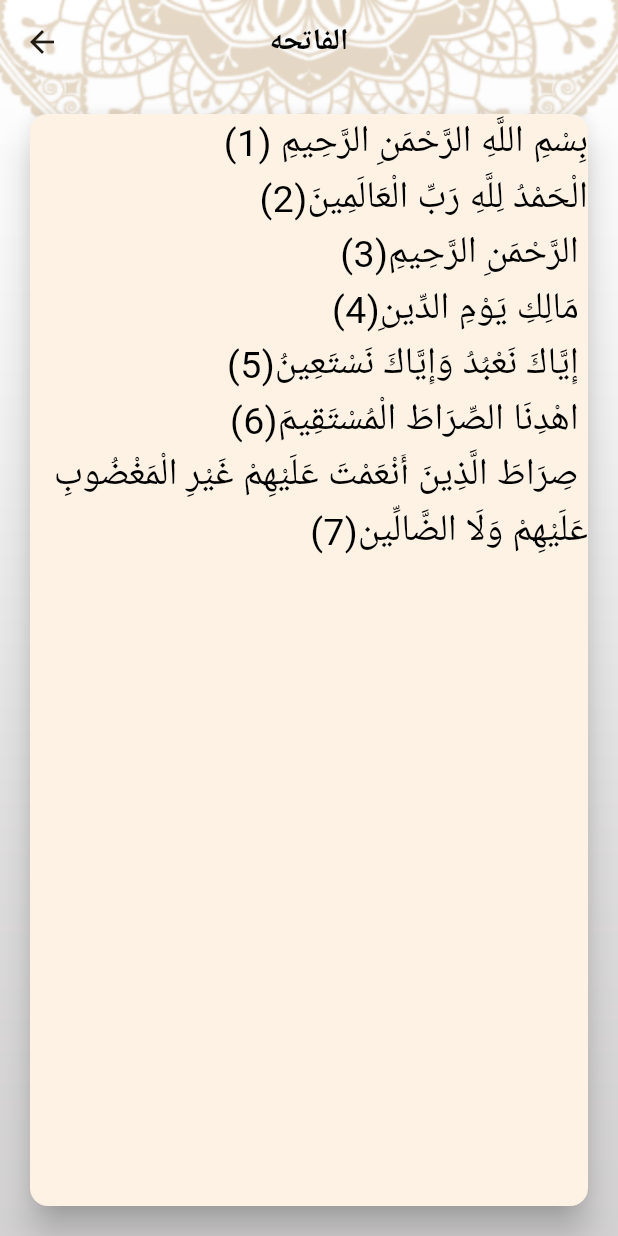
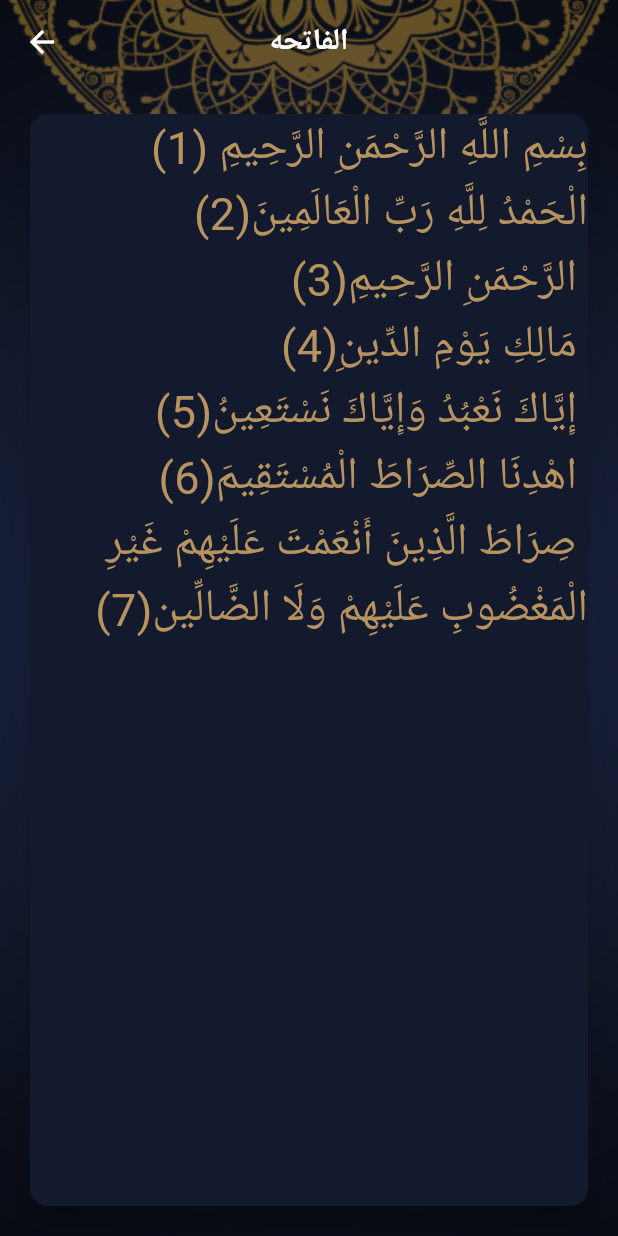
Before and after one commit to ehabMoahmed/islamiApp, a Flutter app: the screen it shows after launch, after a tap on "الفاتحه", on a phone screen of 412 x 824 dp. Run offline on Flutter 3.47's test engine with Material 3 defaults, Android fonts, the phone set to English and light mode, and no system bars.

Commit message:
+dark mood  editing

```diff
--- a/lib/UI/hadeth-details/hadeth_details_screen.dart
+++ b/lib/UI/hadeth-details/hadeth_details_screen.dart
@@ -2,6 +2,8 @@
 
 import 'package:flutter/material.dart';
 import 'package:islamyapp/UI/home/ahadeth_model.dart';
+
+import '../../style/app_theme.dart';
 
 class HadethDetailsScreen extends StatelessWidget {
   static const String routeName='HadethDetailsScreen';
@@ -13,7 +15,8 @@ class HadethDetailsScreen extends StatelessWidget {
       decoration: BoxDecoration(
           image: DecorationImage(
               image: AssetImage(
-                  'assets/images/default_bg.png'), //msh mwgoda fe al theme
+                  AppTheme.isDark? "assets/images/darkbg.png" :'assets/images/default_bg.png'
+              ), //msh mwgoda fe al theme
               fit: BoxFit.fill)),
       child: Scaffold(
         appBar: AppBar(
@@ -23,13 +26,12 @@ class HadethDetailsScreen extends StatelessWidget {
           children: [
             Expanded(
               child: Card(
-                  margin: EdgeInsets.all(20),
-                  elevation: 10, //shadow
+
 
                   child:SingleChildScrollView(
                     child: Text(
                       hadethModel.content,
-                      style: TextStyle(fontSize: 20),
+                      style: Theme.of(context).textTheme.bodyMedium,
                     ),
                   ),
               ),
--- a/lib/UI/home/hadethtitle.dart
+++ b/lib/UI/home/hadethtitle.dart
@@ -19,12 +19,9 @@ class HadethTitleItem extends StatelessWidget {
 
                 hadeth.title,
           textAlign: TextAlign.center,
-          style: TextStyle(
-            fontSize: 30,
+          style:Theme.of(context).textTheme.labelMedium
 
-          ),
-
-        ),
+      ),
       ),
     );
   }
--- a/lib/UI/home/home_screen.dart
+++ b/lib/UI/home/home_screen.dart
@@ -3,6 +3,7 @@ import 'package:islamyapp/UI/home/tabs/quran_widget.dart';
 import 'package:islamyapp/UI/home/tabs/radio.dart';
 import 'package:islamyapp/UI/home/tabs/sebha_widget.dart';
 import 'package:islamyapp/UI/home/tabs/settings.dart';
+import 'package:islamyapp/style/app_theme.dart';
 
 
 import 'tabs/ahades.dart';
@@ -29,7 +30,9 @@ class _homeScreenState extends State<homeScreen> {
     return Container(
       decoration: BoxDecoration(
           image: DecorationImage(
-              image: AssetImage('assets/images/default_bg.png'),//msh mwgoda fe al theme
+              image: AssetImage(
+               AppTheme.isDark? "assets/images/darkbg.png" :'assets/images/default_bg.png'
+              ),//msh mwgoda fe al theme
             fit: BoxFit.fill
       )),
       child: Scaffold(
--- a/lib/UI/home/quran_titleWidget.dart
+++ b/lib/UI/home/quran_titleWidget.dart
@@ -17,9 +17,9 @@ class QuranTitleWidget extends StatelessWidget {
       child: Row(
 
         children: [
-          Expanded(child: Container(alignment: Alignment.center,child: Text(title,style: TextStyle(fontSize: 35,)))),
+          Expanded(child: Container(alignment: Alignment.center,child: Text(title,style:Theme.of(context).textTheme.labelMedium ))),
           Container( width: 2,height: 60,),
-          Expanded(child: Container(alignment:Alignment.center,child: Text(versesNumber,style: TextStyle(fontSize: 30,) )))
+          Expanded(child: Container(alignment:Alignment.center,child: Text(versesNumber,style:Theme.of(context).textTheme.labelMedium  )))
         ],
       ),
     );
--- a/lib/UI/home/tabs/Language_sheet.dart
+++ b/lib/UI/home/tabs/Language_sheet.dart
@@ -27,21 +27,15 @@ class _LanguageSheetState extends State<LanguageSheet> {
     return  Row(
       mainAxisAlignment: MainAxisAlignment.spaceBetween,
       children: [
-        Text(SelectedLanguage,style: TextStyle(
-          fontSize: 20,
-          color:Theme.of(context).primaryColor,
-          fontWeight: FontWeight.bold,
-        )),
+        Text(SelectedLanguage,  style:  Theme.of(context).textTheme.labelLarge),
         Icon(Icons.check,
-          color: Theme.of(context).primaryColor,
+          color: Theme.of(context).dividerColor,
         )
       ],
     );
   }
 
   Widget getUnselectedItem(String UnSelectedLanguage){
-    return   Text(UnSelectedLanguage,style: TextStyle(
-      fontSize: 18,
-    ));
+    return   Text(UnSelectedLanguage,style:    Theme.of(context).textTheme.labelSmall);
   }
 }
--- a/lib/UI/home/tabs/ahades.dart
+++ b/lib/UI/home/tabs/ahades.dart
@@ -29,15 +29,12 @@ class _AhadethWidgetState extends State<AhadethWidget> {
           width: double.infinity,
           decoration: BoxDecoration(
             border: Border.symmetric(horizontal: BorderSide(
-              color: Theme.of(context).primaryColor,
+              color: Theme.of(context).dividerColor,
               width: 2,
             ))
           ),
           child: Text('الأحاديث',
-          style: TextStyle(
-            fontSize: 35,
-            fontWeight: FontWeight.bold
-          ),
+          style:  Theme.of(context).textTheme.titleLarge,
           ),
                ),
         Expanded(
@@ -50,7 +47,7 @@ class _AhadethWidgetState extends State<AhadethWidget> {
                   width: double.infinity,
                   height: 2,
                   margin: EdgeInsets.all(5),
-                  color: Colors.white60,
+                  color: Theme.of(context).dividerColor,
                 );
               },
                 itemCount: AllAhadeth .length,
--- a/lib/UI/home/tabs/quran_widget.dart
+++ b/lib/UI/home/tabs/quran_widget.dart
@@ -31,7 +31,7 @@ class QuranWidget extends StatelessWidget {
           ),
         ),
         Divider(
-          color: Theme.of(context).primaryColor,
+          color: Theme.of(context).dividerColor,
           thickness: 2.0, // Adjust the thickness as needed
           height: 5.0, // Adjust the height as needed
          // indent: 20.0, // Adjust the left indentation as needed
@@ -41,12 +41,12 @@ class QuranWidget extends StatelessWidget {
           mainAxisAlignment: MainAxisAlignment.spaceEvenly,
         children: [
 
-          Expanded(child: Container(alignment:Alignment.center,child: Text('اسم السورة',style: TextStyle(fontSize: 35,fontWeight: FontWeight.bold),))),
-          Expanded(child: Container(alignment:Alignment.center,child: Text('عدد الآيات',style: TextStyle(fontSize: 35,fontWeight: FontWeight.bold),))),
+          Expanded(child: Container(alignment:Alignment.center,child: Text('اسم السورة',style: Theme.of(context).textTheme.titleLarge))),
+          Expanded(child: Container(alignment:Alignment.center,child: Text('عدد الآيات',  style: Theme.of(context).textTheme.titleLarge))),
         ],
         ),
         Divider(
-          color: Theme.of(context).primaryColor,
+          color: Theme.of(context).dividerColor,
           thickness: 2.0, // Adjust the thickness as needed
           height: 5.0, // Adjust the height as needed
          // indent: 20.0, // Adjust the left indentation as needed
@@ -65,7 +65,7 @@ class QuranWidget extends StatelessWidget {
                   width: double.infinity,
                   height: 2,
                    margin: EdgeInsets.all(5),
-                   color: Colors.white60,
+                     color: Theme.of(context).dividerColor,
                 );
               },
               itemCount:  suraNames.length),
--- a/lib/UI/home/tabs/settings.dart
+++ b/lib/UI/home/tabs/settings.dart
@@ -18,6 +18,7 @@ class _SettingsState extends State<Settings> {
       child: Column(
         crossAxisAlignment: CrossAxisAlignment.start,
         children: [
+          SizedBox(height: 25,),
           Text('Language',style: TextStyle(fontSize: 20),),
           SizedBox(height: 10,),
           InkWell(
@@ -35,7 +36,9 @@ class _SettingsState extends State<Settings> {
                     color: Theme.of(context).colorScheme.primary,
                   )
                 ),
-                child: Text('English',style: TextStyle(fontSize: 16),)),
+                child: Text('English',style:  Theme.of(context).textTheme.bodyMedium?.copyWith(
+                    fontSize: 18
+                ),)),
           ),
           SizedBox(height: 20,),
           Text('Theme',style: TextStyle(fontSize: 20),),
@@ -55,7 +58,9 @@ class _SettingsState extends State<Settings> {
                       color: Theme.of(context).colorScheme.primary,
                     )
                 ),
-                child: Text('Light',style: TextStyle(fontSize: 16),)),
+                child: Text('Light',style:  Theme.of(context).textTheme.bodyMedium?.copyWith(
+                  fontSize: 18
+                ),)),
           ),
 
         ],
--- a/lib/UI/home/tabs/themesheet.dart
+++ b/lib/UI/home/tabs/themesheet.dart
@@ -27,21 +27,15 @@ class _ThemeSheetState extends State<ThemeSheet> {
     return  Row(
       mainAxisAlignment: MainAxisAlignment.spaceBetween,
       children: [
-        Text(SelectedLanguage,style: TextStyle(
-          fontSize: 20,
-          color:Theme.of(context).primaryColor,
-          fontWeight: FontWeight.bold,
-        )),
+        Text(SelectedLanguage,style:Theme.of(context).textTheme.labelLarge),
         Icon(Icons.check,
-          color: Theme.of(context).primaryColor,
+          color: Theme.of(context).dividerColor,
         )
       ],
     );
   }
 
   Widget getUnselectedItem(String UnSelectedLanguage){
-    return   Text(UnSelectedLanguage,style: TextStyle(
-      fontSize: 18,
-    ));
+    return   Text(UnSelectedLanguage,style:  Theme.of(context).textTheme.labelSmall);
   }
 }
--- a/lib/UI/quran_details/quran_details_screen.dart
+++ b/lib/UI/quran_details/quran_details_screen.dart
@@ -1,5 +1,7 @@
 import 'package:flutter/material.dart';
 import 'package:flutter/services.dart';
+
+import '../../style/app_theme.dart';
 
 class QuranDetailsScreen extends StatefulWidget {
   static const routeName = 'QuranDetailsScreen';
@@ -23,20 +25,19 @@ class _QuranDetailsScreenState extends State<QuranDetailsScreen> {
       decoration: BoxDecoration(
           image: DecorationImage(
               image: AssetImage(
-                  'assets/images/default_bg.png'), //msh mwgoda fe al theme
+                  AppTheme.isDark? "assets/images/darkbg.png" :'assets/images/default_bg.png'
+              ), //msh mwgoda fe al theme
               fit: BoxFit.fill)),
       child: Scaffold(
         appBar: AppBar(
           title: Text(args.title),
         ),
         body: Card(
-          margin: EdgeInsets.all(20),
-          elevation: 10, //shadow
 
           child: lines.isNotEmpty?ListView.builder(
               itemBuilder:  (context, index) => Text(
                   "${lines[index]}(${index+1})",
-                  style: TextStyle(color: Colors.black,fontSize: 25),
+                  style: Theme.of(context).textTheme.bodyMedium,
               textDirection: TextDirection.rtl,
               ),
 
--- a/lib/main.dart
+++ b/lib/main.dart
@@ -1,4 +1,5 @@
 import 'package:flutter/material.dart';
+import 'package:islamyapp/style/app_theme.dart';
 
 import 'UI/hadeth-details/hadeth_details_screen.dart';
 import 'UI/home/home_screen.dart';
@@ -19,35 +20,13 @@ class MyApp extends StatelessWidget {
       title: 'Flutter Demo',
       debugShowCheckedModeBanner: false,
 
-      //by7dd style ymshe 3ala al app kolo
-      theme: ThemeData(
-       bottomNavigationBarTheme: BottomNavigationBarThemeData(
-           backgroundColor: Color( 0xffB7935F) ,//msh hyshtghl de bug
-         selectedItemColor: Colors.black,
-         unselectedItemColor: Colors.white,
-         selectedIconTheme: IconThemeData(size: 32),
-         unselectedIconTheme: IconThemeData(size: 20),
-        ),
+        //by7dd style ymshe 3ala al app kolo
+        theme: AppTheme.lighttheme ,
+        darkTheme:AppTheme.darktheme,
 
-           appBarTheme: AppBarTheme(
-            backgroundColor: Colors.transparent,
-          centerTitle: true,
-          titleTextStyle: TextStyle(fontWeight: FontWeight.bold,fontSize: 20,color: Colors.black),
-        ),
+        //ht7km howa light wala dark
+        themeMode: AppTheme.isDark?ThemeMode.dark:ThemeMode.light,
 
-        scaffoldBackgroundColor: Colors.transparent, //lazm t3ml kda 3shan howa leh lon abyd khleh shfaf
-
-        //al lon al montshr 3ndk fe al application
-            colorScheme: ColorScheme.fromSeed(seedColor: Color( 0xffB7935F),
-              primary: Color( 0xffB7935F)      , //al lon al montshr awy fe al app
-              onPrimary: Colors.white   ,//al lon ale mktob 3ala al lon primary
-              secondary:Color( 0xffB7935F).withOpacity(0.57),     //al lon al montshr a2l mn al primary
-              onSecondary:Colors.black  ,//al lon ale mktob 3ala al lon secondary
-            ),
-
-
-
-      ),
         routes: {
           homeScreen.routeName:(context) => homeScreen(),
           SplashScreen.routeName:(context) => SplashScreen(),
--- /dev/null
+++ b/lib/style/app_theme.dart
@@ -0,0 +1,179 @@
+import 'package:flutter/material.dart';
+
+class AppTheme{
+  static bool isDark=true; //3ayz al variable da connect m3 al themedmood
+
+  static Color lightPrimary=Color( 0xffB7935F) ; //law bst5dm al color da fe kza mkan a3ml fe variable ahsn
+  static Color darkPrimary=Color( 0xff141A2E) ;
+
+  static Color darksecondary=Color( 0xffB7935F) ;
+
+  //htet al etnen fe class 3shan mkbrsh file al main
+
+  static ThemeData lighttheme=ThemeData(
+
+
+    bottomNavigationBarTheme: BottomNavigationBarThemeData(
+      backgroundColor: Color( 0xffB7935F) ,//msh hyshtghl de bug
+      selectedItemColor: Colors.black,
+      unselectedItemColor: Colors.white,
+      selectedIconTheme: IconThemeData(size: 32),
+      unselectedIconTheme: IconThemeData(size: 20),
+    ),
+
+
+    appBarTheme: AppBarTheme(
+      iconTheme: IconThemeData(color: Colors.black),
+      backgroundColor: Colors.transparent,
+      centerTitle: true,
+      titleTextStyle: TextStyle(
+          fontWeight: FontWeight.bold,
+          fontSize: 20,
+          color: Colors.black),
+    ),
+
+    scaffoldBackgroundColor: Colors.transparent, //lazm t3ml kda 3shan howa leh lon abyd khleh shfaf
+
+
+    //al lon al montshr 3ndk fe al application
+    colorScheme: ColorScheme.fromSeed(
+      seedColor: lightPrimary,
+      primary: lightPrimary , //al lon al montshr awy fe al app
+      onPrimary: Colors.white   ,//al lon ale mktob 3ala al lon primary
+      secondary:Color( 0xffB7935F).withOpacity(0.57),     //al lon al montshr a2l mn al primary
+      onSecondary:Colors.black  ,//al lon ale mktob 3ala al lon secondary
+    ),
+
+    dividerColor: lightPrimary,
+
+    textTheme: TextTheme(
+      //predefine style htla2e al app byst5dmha wenta msh 3arf bs adr aghyrha w ast5dmha 3ady mynf3sh tst5dm etnen mn material design mokhtlfen
+      titleLarge: TextStyle(
+        fontSize: 30,
+        fontWeight: FontWeight.w400, //da semi bold,
+        color: Colors.black,
+      ),
+
+      labelMedium: TextStyle(
+        color: Colors.black,
+        fontWeight: FontWeight.bold,
+        fontSize: 25,
+      ),
+
+      bodyMedium: TextStyle(
+        color: Colors.black,
+        fontWeight: FontWeight.w400,
+        fontSize: 30,
+      ),
+
+      //unselected
+      labelSmall: TextStyle(
+        fontSize: 16,
+        color: Colors.black,
+      ),
+
+      labelLarge: TextStyle(
+        fontSize: 20,
+        color: lightPrimary,
+      ),
+
+
+    ),
+
+    cardTheme: CardTheme(
+
+      margin: EdgeInsets.all(20),
+      elevation: 10,
+      color:Colors.white,
+      surfaceTintColor: Colors.transparent,//by7ot lon 3leh fkhleh shfaf
+    ),
+
+    bottomSheetTheme: BottomSheetThemeData(
+        backgroundColor: Colors.white,
+
+    ),
+
+
+  );
+
+  static ThemeData darktheme=ThemeData(
+    bottomNavigationBarTheme: BottomNavigationBarThemeData(
+      backgroundColor: Color( 0xff141A2E) ,//msh hyshtghl de bug
+      selectedItemColor: darksecondary,
+      unselectedItemColor: Colors.white,
+      selectedIconTheme: IconThemeData(size: 32),
+      unselectedIconTheme: IconThemeData(size: 20),
+    ),
+
+
+    appBarTheme: AppBarTheme(
+      iconTheme: IconThemeData(color: Colors.white),
+      backgroundColor: Colors.transparent,
+      centerTitle: true,
+      titleTextStyle: TextStyle(
+          fontWeight: FontWeight.bold,
+          fontSize: 20,
+          color: Colors.white),
+    ),
+
+
+    scaffoldBackgroundColor: Colors.transparent, //lazm t3ml kda 3shan howa leh lon abyd khleh shfaf
+
+
+    //al lon al montshr 3ndk fe al application
+    colorScheme: ColorScheme.fromSeed(
+      seedColor: darksecondary, //bdl mtdelo al lon nfso adelo al variable feh al lon
+      primary:darkPrimary, //al lon al montshr awy fe al app
+      onPrimary: Colors.white   ,//al lon ale mktob 3ala al lon primary
+      secondary:darksecondary ,     //al lon al montshr a2l mn al primary
+      onSecondary:Colors.black  ,//al lon ale mktob 3ala al lon secondary
+
+    ),
+
+dividerColor: darksecondary,
+
+    textTheme: TextTheme(
+      //predefine style htla2e al app byst5dmha wenta msh 3arf bs adr aghyrha w ast5dmha 3ady mynf3sh tst5dm etnen mn material design mokhtlfen
+      titleLarge: TextStyle(
+        fontSize: 35,
+        fontWeight: FontWeight.bold,
+        color: Colors.white,
+      ),
+
+      labelMedium: TextStyle(
+        color: Colors.white,
+        fontWeight: FontWeight.bold,
+        fontSize: 25,
+      ),
+
+      bodyMedium: TextStyle(
+        color: darksecondary,
+        fontWeight: FontWeight.w400,
+        fontSize: 30,
+      ),
+      labelSmall: TextStyle(
+        fontSize: 16,
+        color: Colors.white,
+      ),
+
+        labelLarge: TextStyle(
+          fontSize: 20,
+          color: darksecondary,
+        )
+    ),
+
+      cardTheme: CardTheme(
+
+        margin: EdgeInsets.all(20),
+        elevation: 10,
+        color:darkPrimary ,
+        surfaceTintColor: Colors.transparent,//by7ot lon 3leh fkhleh shfaf
+      ),
+    bottomSheetTheme: BottomSheetThemeData(
+      backgroundColor: darkPrimary,
+    ),
+
+
+  );
+
+}
```
Also changed, not shown: assets/images/DarkSplash – 1.png (added), assets/images/LightSplash.png (added), assets/images/darkbg.png (added).
